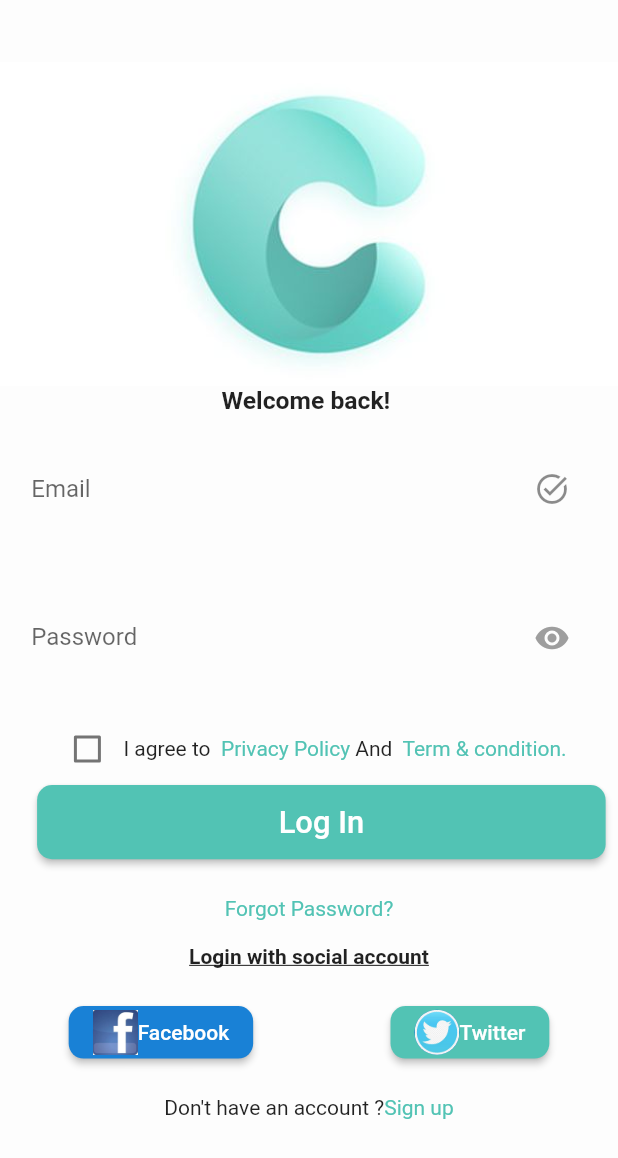
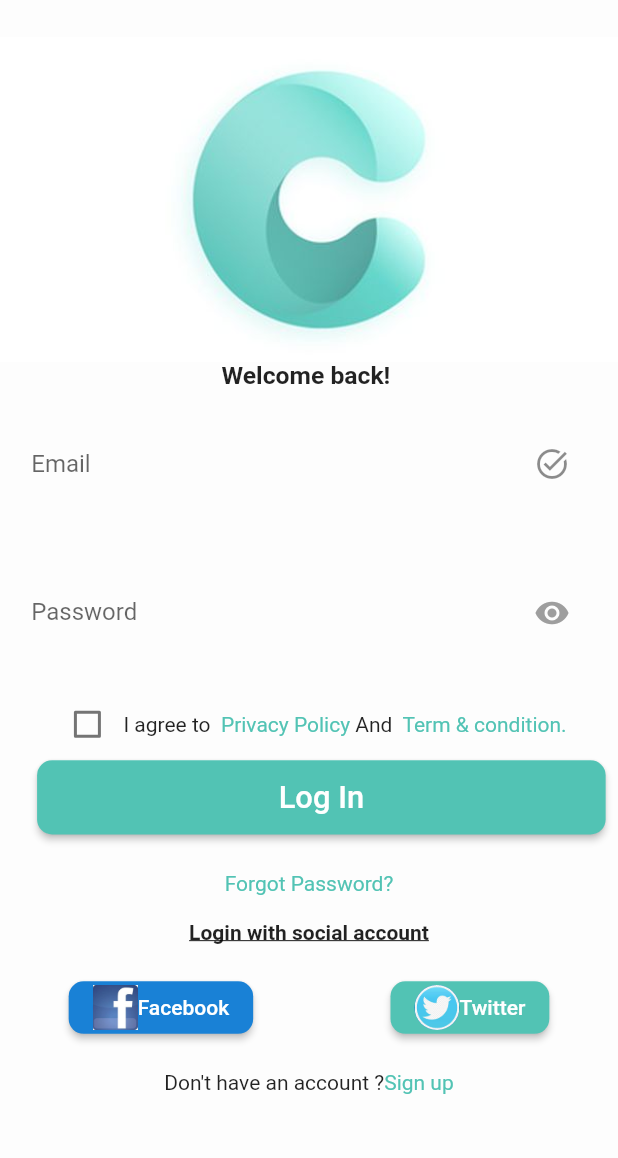
Before and after one commit to shahzebnaqvi/Medical_App, a Flutter app: the screen it shows after launch, after a tap on "Login", on a phone screen of 412 x 824 dp. Shown: the top 1158 px of the screen. Run offline on Flutter 3.47's test engine with Material 2 defaults, Android fonts, the light colour scheme and no system bars; our stand-ins replace carousel_slider, flutter_speed_dial, get, image_picker, lottie; missing offline and left inert: ml_kit_ocr.

Commit message:
Signup screen

```diff
--- a/lib/Screens/auth/login.dart
+++ b/lib/Screens/auth/login.dart
@@ -26,10 +26,10 @@ class _LoginState extends State<Login> {
         body: ListView(children: [
           Container(
               padding: EdgeInsets.only(
-                  top: MediaQuery.of(context).size.height * 0.05),
+                  top: MediaQuery.of(context).size.height * 0.03),
               child: Image.asset(
                 'assets/login_logo.jpg',
-                width: MediaQuery.of(context).size.width * 0.20,
+                width: MediaQuery.of(context).size.width * 0.15,
               )),
           Container(
             alignment: Alignment.center,
@@ -218,7 +218,10 @@ class _LoginState extends State<Login> {
               children: [
                 Text("Don't have an account ?"),
                 GestureDetector(
-                    onTap: () {},
+                    onTap: () {
+                      Navigator.push(context,
+                          MaterialPageRoute(builder: (context) => Signup()));
+                    },
                     child: Text(
                       "Sign up",
                       style: TextStyle(color: Constants.cyan),
--- a/lib/Screens/auth/signup.dart
+++ b/lib/Screens/auth/signup.dart
@@ -46,7 +46,7 @@ class _SignupState extends State<Signup> {
           children: [
             Container(
                 padding: EdgeInsets.only(
-                  bottom: MediaQuery.of(context).size.height * 0.02,
+                  top: MediaQuery.of(context).size.height * 0.02,
                 ),
                 alignment: Alignment.center,
                 child: Image.asset(
@@ -55,9 +55,8 @@ class _SignupState extends State<Signup> {
                 )),
             Container(
                 width: MediaQuery.of(context).size.width * 0.9,
-                height: MediaQuery.of(context).size.height * 0.7,
                 margin: EdgeInsets.only(
-                  top: MediaQuery.of(context).size.height * 0.01,
+                  top: MediaQuery.of(context).size.height * 0.05,
                   bottom: MediaQuery.of(context).size.height * 0.01,
                   left: MediaQuery.of(context).size.height * 0.01,
                   right: MediaQuery.of(context).size.height * 0.01,
```
